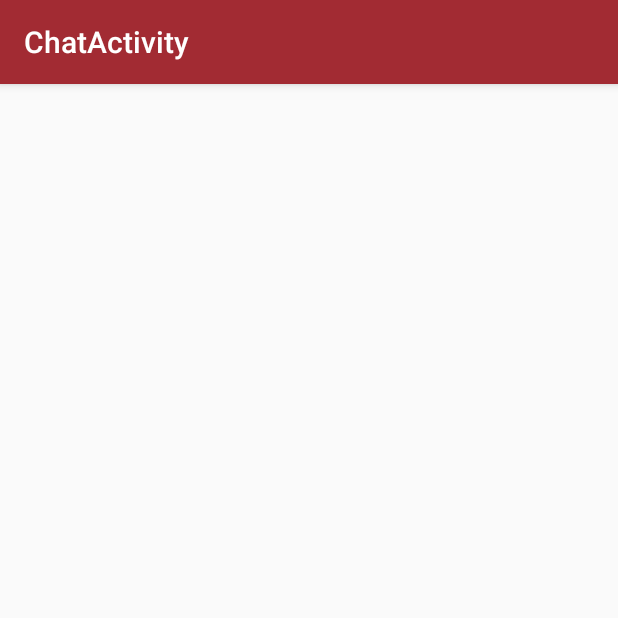
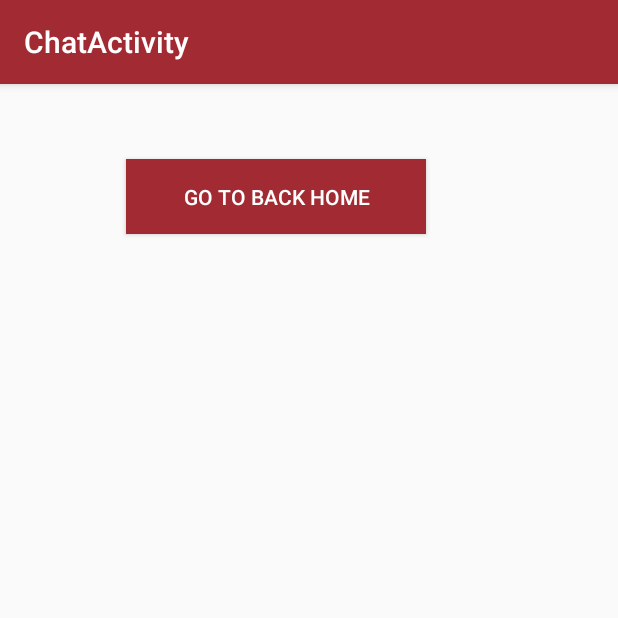
Before and after one commit to alopez96/fete, an Android app: the screen it shows after launch (ChatActivity), after a tap on "Chat", on a phone screen of 412 x 824 dp, the top half of it. Run offline under Robolectric (Android 15) with nearby library versions, the phone set to English and light mode, and no system bars; our stand-ins replace Firebase (no records; nobody signed in at launch, a user with empty details on screens opened directly); 2 other taps on this screen came first.

Commit message:
start activity to and from chat page

```diff
--- a/app/src/main/java/com/example/arturolopez/fete/ChatActivity.java
+++ b/app/src/main/java/com/example/arturolopez/fete/ChatActivity.java
@@ -1,14 +1,18 @@
 package com.example.arturolopez.fete;
 
+import android.content.Intent;
 import android.os.Bundle;
 import android.support.design.widget.FloatingActionButton;
 import android.support.design.widget.Snackbar;
 import android.support.v7.app.AppCompatActivity;
 import android.support.v7.widget.Toolbar;
 import android.view.View;
+import android.widget.Button;
+import android.widget.Toast;
 
 public class ChatActivity extends AppCompatActivity {
 
+    private Button button;
     @Override
     protected void onCreate(Bundle savedInstanceState) {
         super.onCreate(savedInstanceState);
@@ -16,6 +20,16 @@ public class ChatActivity extends AppCompatActivity {
         Toolbar toolbar = (Toolbar) findViewById(R.id.toolbar);
         setSupportActionBar(toolbar);
 
+        button = findViewById(R.id.btn);
+
+        button.setOnClickListener(new View.OnClickListener() {
+            @Override
+            public void onClick(View v) {
+                Toast.makeText(ChatActivity.this, "Home", Toast.LENGTH_SHORT).show();
+                Intent i = new Intent(ChatActivity.this, MainActivity.class);
+                startActivity(i);
+            }
+        });
     }
 
 }
--- a/app/src/main/java/com/example/arturolopez/fete/MainActivity.java
+++ b/app/src/main/java/com/example/arturolopez/fete/MainActivity.java
@@ -14,6 +14,7 @@ import android.support.v7.app.AppCompatActivity;
 import android.support.v7.widget.Toolbar;
 import android.view.Menu;
 import android.view.MenuItem;
+import android.widget.Button;
 import android.widget.Toast;
 
 import com.google.firebase.database.DatabaseReference;
@@ -25,6 +26,7 @@ public class MainActivity extends AppCompatActivity
     private FirebaseDatabase database;
     private DatabaseReference databaseReference;
 
+    private Button ChatButton;
     @Override
     protected void onCreate(Bundle savedInstanceState) {
         super.onCreate(savedInstanceState);
@@ -40,6 +42,17 @@ public class MainActivity extends AppCompatActivity
 
         NavigationView navigationView = (NavigationView) findViewById(R.id.nav_view);
         navigationView.setNavigationItemSelectedListener(this);
+
+        ChatButton = findViewById(R.id.chat_btn);
+
+        ChatButton.setOnClickListener(new View.OnClickListener() {
+            @Override
+            public void onClick(View v) {
+                Toast.makeText(MainActivity.this, "Chat", Toast.LENGTH_SHORT).show();
+                Intent i = new Intent(MainActivity.this, ChatActivity.class);
+                startActivity(i);
+            }
+        });
     }
 
     @Override
@@ -110,5 +123,6 @@ public class MainActivity extends AppCompatActivity
         database = FirebaseDatabase.getInstance();
         databaseReference = database.getReference("message");
         databaseReference.setValue("Hello, World!");
+
     }
 }
--- a/app/src/main/res/layout/activity_main.xml
+++ b/app/src/main/res/layout/activity_main.xml
@@ -13,6 +13,7 @@
         android:layout_width="match_parent"
         android:layout_height="match_parent" />
 
+
     <android.support.design.widget.NavigationView
         android:id="@+id/nav_view"
         android:layout_width="wrap_content"
@@ -20,6 +21,8 @@
         android:layout_gravity="start"
         android:fitsSystemWindows="true"
         app:headerLayout="@layout/nav_header_main"
-        app:menu="@menu/activity_main_drawer" />
+        app:menu="@menu/activity_main_drawer" >
+
+    </android.support.design.widget.NavigationView>
 
 </android.support.v4.widget.DrawerLayout>
--- a/app/src/main/res/layout/content_chat.xml
+++ b/app/src/main/res/layout/content_chat.xml
@@ -8,4 +8,23 @@
     tools:context=".ChatActivity"
     tools:showIn="@layout/activity_chat">
 
+    <LinearLayout
+        android:layout_width="368dp"
+        android:layout_height="495dp"
+        android:orientation="vertical"
+        tools:layout_editor_absoluteX="8dp"
+        tools:layout_editor_absoluteY="8dp">
+
+        <Button
+            android:id="@+id/btn"
+            android:layout_width="200dp"
+            android:layout_height="50dp"
+            android:text="Go to Back Home"
+            android:layout_gravity="center_horizontal"
+            android:layout_marginTop="50dp"
+            android:textColor="#fff"
+            android:background="@color/colorPrimary"
+            />
+
+    </LinearLayout>
 </android.support.constraint.ConstraintLayout>
```
Also changed, not shown: app/src/main/res/layout/content_main.xml (+22 -0 lines).
